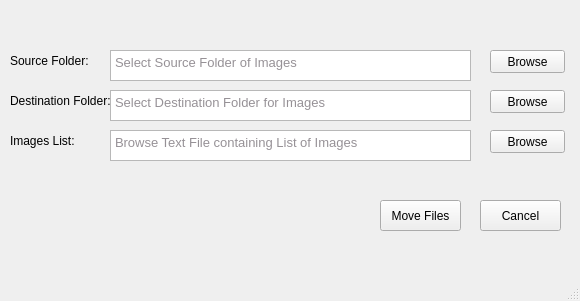
Old version of the form untitled.ui in the repository AnnasAsif/PythonApp.
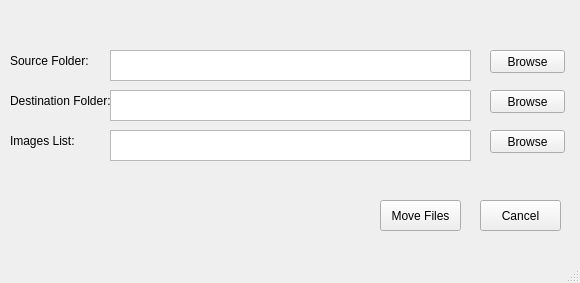
New version of the form.

Patch:
```diff
--- a/untitled.ui
+++ b/untitled.ui
@@ -7,7 +7,7 @@
     <x>0</x>
     <y>0</y>
     <width>580</width>
-    <height>301</height>
+    <height>283</height>
    </rect>
   </property>
   <property name="windowTitle">
@@ -28,7 +28,7 @@
 &lt;html&gt;&lt;head&gt;&lt;meta name=&quot;qrichtext&quot; content=&quot;1&quot; /&gt;&lt;style type=&quot;text/css&quot;&gt;
 p, li { white-space: pre-wrap; }
 &lt;/style&gt;&lt;/head&gt;&lt;body style=&quot; font-family:'MS Shell Dlg 2'; font-size:8.25pt; font-weight:400; font-style:normal;&quot;&gt;
-&lt;p style=&quot; margin-top:0px; margin-bottom:0px; margin-left:0px; margin-right:0px; -qt-block-indent:0; text-indent:0px;&quot;&gt;&lt;span style=&quot; font-size:10pt; color:#969196;&quot;&gt;Select Source Folder of Images&lt;/span&gt;&lt;/p&gt;&lt;/body&gt;&lt;/html&gt;</string>
+&lt;p style=&quot;-qt-paragraph-type:empty; margin-top:0px; margin-bottom:0px; margin-left:0px; margin-right:0px; -qt-block-indent:0; text-indent:0px;&quot;&gt;&lt;br /&gt;&lt;/p&gt;&lt;/body&gt;&lt;/html&gt;</string>
     </property>
    </widget>
    <widget class="QLabel" name="label1">
@@ -97,7 +97,7 @@
 &lt;html&gt;&lt;head&gt;&lt;meta name=&quot;qrichtext&quot; content=&quot;1&quot; /&gt;&lt;style type=&quot;text/css&quot;&gt;
 p, li { white-space: pre-wrap; }
 &lt;/style&gt;&lt;/head&gt;&lt;body style=&quot; font-family:'MS Shell Dlg 2'; font-size:8.25pt; font-weight:400; font-style:normal;&quot;&gt;
-&lt;p style=&quot; margin-top:0px; margin-bottom:0px; margin-left:0px; margin-right:0px; -qt-block-indent:0; text-indent:0px;&quot;&gt;&lt;span style=&quot; font-size:10pt; color:#969196;&quot;&gt;Select Destination Folder for Images&lt;/span&gt;&lt;/p&gt;&lt;/body&gt;&lt;/html&gt;</string>
+&lt;p style=&quot;-qt-paragraph-type:empty; margin-top:0px; margin-bottom:0px; margin-left:0px; margin-right:0px; -qt-block-indent:0; text-indent:0px;&quot;&gt;&lt;br /&gt;&lt;/p&gt;&lt;/body&gt;&lt;/html&gt;</string>
     </property>
    </widget>
    <widget class="QTextEdit" name="textfile">
@@ -114,7 +114,7 @@
 &lt;html&gt;&lt;head&gt;&lt;meta name=&quot;qrichtext&quot; content=&quot;1&quot; /&gt;&lt;style type=&quot;text/css&quot;&gt;
 p, li { white-space: pre-wrap; }
 &lt;/style&gt;&lt;/head&gt;&lt;body style=&quot; font-family:'MS Shell Dlg 2'; font-size:8.25pt; font-weight:400; font-style:normal;&quot;&gt;
-&lt;p style=&quot; margin-top:0px; margin-bottom:0px; margin-left:0px; margin-right:0px; -qt-block-indent:0; text-indent:0px;&quot;&gt;&lt;span style=&quot; font-size:10pt; color:#969196;&quot;&gt;Browse Text File containing List of Images&lt;/span&gt;&lt;/p&gt;&lt;/body&gt;&lt;/html&gt;</string>
+&lt;p style=&quot;-qt-paragraph-type:empty; margin-top:0px; margin-bottom:0px; margin-left:0px; margin-right:0px; -qt-block-indent:0; text-indent:0px;&quot;&gt;&lt;br /&gt;&lt;/p&gt;&lt;/body&gt;&lt;/html&gt;</string>
     </property>
    </widget>
    <widget class="QLabel" name="label3">
```
